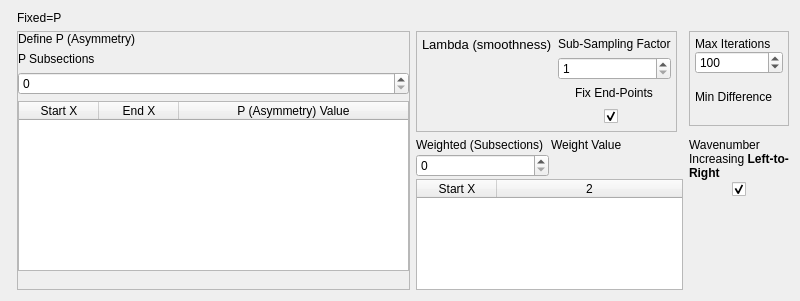
First picture: the form in crikit/ui/qt5/ui_PlotEffect_ALS2.ui, repository CCampJr/CRIkit2, before the edit.
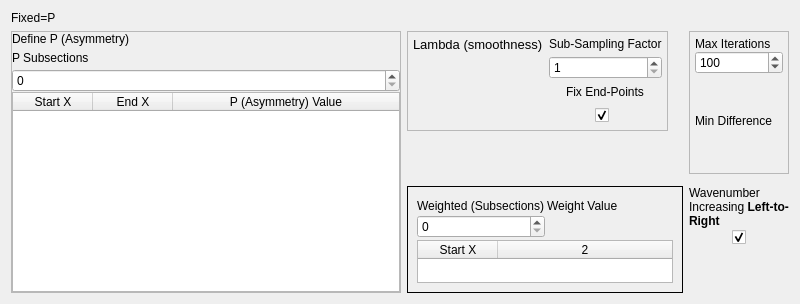
Second picture: the form after the edit.

Commit message: New PEC w ALS widtget layout

What changed in the file:
```diff
--- a/crikit/ui/qt5/ui_PlotEffect_ALS2.ui
+++ b/crikit/ui/qt5/ui_PlotEffect_ALS2.ui
@@ -7,9 +7,21 @@
     <x>0</x>
     <y>0</y>
     <width>800</width>
-    <height>301</height>
+    <height>304</height>
    </rect>
   </property>
+  <property name="sizePolicy">
+   <sizepolicy hsizetype="Preferred" vsizetype="Expanding">
+    <horstretch>0</horstretch>
+    <verstretch>0</verstretch>
+   </sizepolicy>
+  </property>
+  <property name="maximumSize">
+   <size>
+    <width>16777215</width>
+    <height>304</height>
+   </size>
+  </property>
   <property name="windowTitle">
    <string>Form</string>
   </property>
@@ -17,20 +29,29 @@
    <string notr="true">font: 10pt &quot;Arial&quot;;</string>
   </property>
   <layout class="QGridLayout" name="gridLayout">
-   <item row="0" column="1">
+   <item row="0" column="0">
     <widget class="QLabel" name="label_5">
      <property name="text">
       <string>Fixed=P</string>
      </property>
     </widget>
    </item>
-   <item row="3" column="4">
+   <item row="3" column="3">
     <layout class="QVBoxLayout" name="verticalLayout_10">
      <property name="spacing">
       <number>2</number>
      </property>
+     <property name="sizeConstraint">
+      <enum>QLayout::SetFixedSize</enum>
+     </property>
      <item>
       <widget class="QLabel" name="label_13">
+       <property name="sizePolicy">
+        <sizepolicy hsizetype="Preferred" vsizetype="Fixed">
+         <horstretch>0</horstretch>
+         <verstretch>0</verstretch>
+        </sizepolicy>
+       </property>
        <property name="text">
         <string>&lt;html&gt;&lt;head/&gt;&lt;body&gt;&lt;p&gt;Wavenumber Increasing &lt;span style=&quot; font-weight:700;&quot;&gt;Left-to-Right&lt;/span&gt;&lt;/p&gt;&lt;/body&gt;&lt;/html&gt;</string>
        </property>
@@ -60,6 +81,9 @@
        <property name="orientation">
         <enum>Qt::Vertical</enum>
        </property>
+       <property name="sizeType">
+        <enum>QSizePolicy::Fixed</enum>
+       </property>
        <property name="sizeHint" stdset="0">
         <size>
          <width>20</width>
@@ -70,10 +94,10 @@
      </item>
     </layout>
    </item>
-   <item row="1" column="2" rowspan="2">
-    <widget class="QFrame" name="frame_3">
+   <item row="1" column="3">
+    <widget class="QFrame" name="frame_4">
      <property name="sizePolicy">
-      <sizepolicy hsizetype="Preferred" vsizetype="Maximum">
+      <sizepolicy hsizetype="Preferred" vsizetype="Fixed">
        <horstretch>0</horstretch>
        <verstretch>0</verstretch>
       </sizepolicy>
@@ -84,7 +108,7 @@
      <property name="frameShadow">
       <enum>QFrame::Plain</enum>
      </property>
-     <layout class="QGridLayout" name="gridLayout_2">
+     <layout class="QVBoxLayout" name="verticalLayout_8">
       <property name="leftMargin">
        <number>5</number>
       </property>
@@ -97,27 +121,36 @@
       <property name="bottomMargin">
        <number>5</number>
       </property>
-      <item row="0" column="1">
-       <layout class="QVBoxLayout" name="verticalLayout_3">
-        <item alignment="Qt::AlignLeft|Qt::AlignTop">
-         <widget class="QLabel" name="label_3">
+      <item>
+       <layout class="QVBoxLayout" name="verticalLayout_9">
+        <property name="spacing">
+         <number>0</number>
+        </property>
+        <property name="topMargin">
+         <number>0</number>
+        </property>
+        <item>
+         <widget class="QLabel" name="label_9">
           <property name="text">
-           <string>Sub-Sampling Factor</string>
+           <string>Max Iterations</string>
           </property>
          </widget>
         </item>
-        <item alignment="Qt::AlignTop">
-         <widget class="QSpinBox" name="spinBoxRedux">
+        <item>
+         <widget class="QSpinBox" name="spinBoxMaxIter">
           <property name="minimum">
            <number>1</number>
           </property>
           <property name="maximum">
-           <number>10000</number>
+           <number>1000000</number>
           </property>
+          <property name="value">
+           <number>100</number>
+          </property>
          </widget>
         </item>
         <item>
-         <spacer name="verticalSpacer_7">
+         <spacer name="verticalSpacer_3">
           <property name="orientation">
            <enum>Qt::Vertical</enum>
           </property>
@@ -129,27 +162,17 @@
           </property>
          </spacer>
         </item>
-       </layout>
-      </item>
-      <item row="0" column="0">
-       <layout class="QVBoxLayout" name="verticalLayout_2">
-        <item alignment="Qt::AlignLeft">
-         <widget class="QLabel" name="label_2">
-          <property name="font">
-           <font>
-            <family>Arial</family>
-            <pointsize>10</pointsize>
-            <italic>false</italic>
-            <bold>false</bold>
-           </font>
-          </property>
+        <item>
+         <widget class="QLabel" name="label_10">
           <property name="text">
-           <string>Lambda (smoothness)</string>
+           <string>Min Difference</string>
           </property>
          </widget>
         </item>
+       </layout>
+      </item>
         <item>
-         <spacer name="verticalSpacer_2">
+       <spacer name="verticalSpacer_4">
           <property name="orientation">
            <enum>Qt::Vertical</enum>
           </property>
@@ -162,47 +185,28 @@
          </spacer>
         </item>
        </layout>
-      </item>
-      <item row="1" column="1">
-       <layout class="QVBoxLayout" name="verticalLayout_4">
-        <item alignment="Qt::AlignHCenter|Qt::AlignVCenter">
-         <widget class="QLabel" name="label_4">
-          <property name="text">
-           <string>Fix End-Points</string>
-          </property>
-         </widget>
-        </item>
-        <item alignment="Qt::AlignHCenter|Qt::AlignTop">
-         <widget class="QCheckBox" name="checkBox">
-          <property name="minimumSize">
-           <size>
-            <width>20</width>
-            <height>20</height>
-           </size>
-          </property>
-          <property name="text">
-           <string/>
-          </property>
-          <property name="checked">
-           <bool>true</bool>
-          </property>
-         </widget>
-        </item>
-       </layout>
-      </item>
-     </layout>
-    </widget>
-   </item>
-   <item row="3" column="2" colspan="2">
+    </widget>
+   </item>
+   <item row="3" column="1" colspan="2" alignment="Qt::AlignTop">
+    <widget class="QFrame" name="">
+     <property name="frameShape">
+      <enum>QFrame::Box</enum>
+     </property>
     <layout class="QVBoxLayout" name="verticalLayout_5">
      <property name="spacing">
       <number>2</number>
      </property>
      <property name="sizeConstraint">
-      <enum>QLayout::SetNoConstraint</enum>
+       <enum>QLayout::SetDefaultConstraint</enum>
+      </property>
+      <property name="topMargin">
+       <number>12</number>
      </property>
      <item>
       <layout class="QHBoxLayout" name="horizontalLayout">
+        <property name="sizeConstraint">
+         <enum>QLayout::SetDefaultConstraint</enum>
+        </property>
        <property name="topMargin">
         <number>0</number>
        </property>
@@ -228,43 +232,17 @@
            </property>
           </widget>
          </item>
-         <item>
-          <spacer name="verticalSpacer_6">
-           <property name="orientation">
-            <enum>Qt::Vertical</enum>
-           </property>
-           <property name="sizeHint" stdset="0">
-            <size>
-             <width>20</width>
-             <height>40</height>
-            </size>
-           </property>
-          </spacer>
-         </item>
         </layout>
        </item>
        <item>
         <layout class="QVBoxLayout" name="verticalLayout_7">
-         <item>
+          <item alignment="Qt::AlignTop">
           <widget class="QLabel" name="label_8">
            <property name="text">
             <string>Weight Value</string>
            </property>
           </widget>
          </item>
-         <item>
-          <spacer name="verticalSpacer_5">
-           <property name="orientation">
-            <enum>Qt::Vertical</enum>
-           </property>
-           <property name="sizeHint" stdset="0">
-            <size>
-             <width>20</width>
-             <height>40</height>
-            </size>
-           </property>
-          </spacer>
-         </item>
         </layout>
        </item>
       </layout>
@@ -280,7 +258,13 @@
        <property name="minimumSize">
         <size>
          <width>0</width>
-         <height>70</height>
+          <height>12</height>
+         </size>
+        </property>
+        <property name="maximumSize">
+         <size>
+          <width>16777215</width>
+          <height>300</height>
         </size>
        </property>
        <property name="baseSize">
@@ -303,48 +287,10 @@
        <column/>
       </widget>
      </item>
-     <item>
-      <spacer name="verticalSpacer_11">
-       <property name="orientation">
-        <enum>Qt::Vertical</enum>
-       </property>
-       <property name="sizeHint" stdset="0">
-        <size>
-         <width>20</width>
-         <height>40</height>
-        </size>
-       </property>
-      </spacer>
-     </item>
-     <item>
-      <spacer name="verticalSpacer">
-       <property name="orientation">
-        <enum>Qt::Vertical</enum>
-       </property>
-       <property name="sizeHint" stdset="0">
-        <size>
-         <width>20</width>
-         <height>40</height>
-        </size>
-       </property>
-      </spacer>
-     </item>
-     <item>
-      <spacer name="verticalSpacer_10">
-       <property name="orientation">
-        <enum>Qt::Vertical</enum>
-       </property>
-       <property name="sizeHint" stdset="0">
-        <size>
-         <width>20</width>
-         <height>40</height>
-        </size>
-       </property>
-      </spacer>
-     </item>
-    </layout>
+     </layout>
+    </widget>
    </item>
-   <item row="1" column="1" rowspan="3">
+   <item row="1" column="0" rowspan="3">
     <widget class="QFrame" name="frame">
      <property name="sizePolicy">
       <sizepolicy hsizetype="Expanding" vsizetype="Expanding">
@@ -373,24 +319,39 @@
       </property>
       <item>
        <layout class="QVBoxLayout" name="verticalLayout">
+        <property name="spacing">
+         <number>0</number>
+        </property>
         <property name="sizeConstraint">
-         <enum>QLayout::SetMaximumSize</enum>
+         <enum>QLayout::SetFixedSize</enum>
         </property>
-        <item alignment="Qt::AlignLeft">
+        <item alignment="Qt::AlignLeft|Qt::AlignTop">
          <widget class="QLabel" name="label">
+          <property name="sizePolicy">
+           <sizepolicy hsizetype="Preferred" vsizetype="Fixed">
+            <horstretch>0</horstretch>
+            <verstretch>0</verstretch>
+           </sizepolicy>
+          </property>
           <property name="text">
            <string>Define P (Asymmetry)</string>
           </property>
          </widget>
         </item>
-        <item>
+        <item alignment="Qt::AlignTop">
          <widget class="QLabel" name="label_6">
+          <property name="sizePolicy">
+           <sizepolicy hsizetype="Preferred" vsizetype="Fixed">
+            <horstretch>0</horstretch>
+            <verstretch>0</verstretch>
+           </sizepolicy>
+          </property>
           <property name="text">
            <string>P Subsections</string>
           </property>
          </widget>
         </item>
-        <item>
+        <item alignment="Qt::AlignTop">
          <widget class="QSpinBox" name="spinBoxAsymSubSections">
           <property name="maximum">
            <number>5</number>
@@ -408,7 +369,13 @@
           <property name="minimumSize">
            <size>
             <width>0</width>
-            <height>12</height>
+            <height>4</height>
+           </size>
+          </property>
+          <property name="maximumSize">
+           <size>
+            <width>16777215</width>
+            <height>200</height>
            </size>
           </property>
           <property name="baseSize">
@@ -458,36 +425,32 @@
           </column>
          </widget>
         </item>
-        <item>
-         <spacer name="verticalSpacer_8">
-          <property name="orientation">
-           <enum>Qt::Vertical</enum>
-          </property>
-          <property name="sizeType">
-           <enum>QSizePolicy::Expanding</enum>
-          </property>
-          <property name="sizeHint" stdset="0">
+       </layout>
+      </item>
+     </layout>
+    </widget>
+   </item>
+   <item row="1" column="1" rowspan="2" alignment="Qt::AlignTop">
+    <widget class="QFrame" name="frame_3">
+     <property name="sizePolicy">
+      <sizepolicy hsizetype="Preferred" vsizetype="Fixed">
+       <horstretch>0</horstretch>
+       <verstretch>0</verstretch>
+      </sizepolicy>
+     </property>
+     <property name="maximumSize">
            <size>
-            <width>20</width>
-            <height>40</height>
-           </size>
-          </property>
-         </spacer>
-        </item>
-       </layout>
-      </item>
-     </layout>
-    </widget>
-   </item>
-   <item row="1" column="4">
-    <widget class="QFrame" name="frame_4">
+       <width>16777215</width>
+       <height>100</height>
+      </size>
+     </property>
      <property name="frameShape">
       <enum>QFrame::StyledPanel</enum>
      </property>
      <property name="frameShadow">
       <enum>QFrame::Plain</enum>
      </property>
-     <layout class="QVBoxLayout" name="verticalLayout_8">
+     <layout class="QGridLayout" name="gridLayout_2">
       <property name="leftMargin">
        <number>5</number>
       </property>
@@ -500,90 +463,55 @@
       <property name="bottomMargin">
        <number>5</number>
       </property>
-      <item>
-       <layout class="QVBoxLayout" name="verticalLayout_9">
+      <item row="0" column="1">
+       <layout class="QVBoxLayout" name="verticalLayout_3">
         <property name="spacing">
          <number>0</number>
         </property>
-        <property name="topMargin">
-         <number>0</number>
-        </property>
-        <item>
-         <widget class="QLabel" name="label_9">
+        <item alignment="Qt::AlignLeft|Qt::AlignTop">
+         <widget class="QLabel" name="label_3">
           <property name="text">
-           <string>Max Iterations</string>
+           <string>Sub-Sampling Factor</string>
           </property>
          </widget>
         </item>
-        <item>
-         <widget class="QSpinBox" name="spinBoxMaxIter">
+        <item alignment="Qt::AlignTop">
+         <widget class="QSpinBox" name="spinBoxRedux">
           <property name="minimum">
            <number>1</number>
           </property>
           <property name="maximum">
-           <number>1000000</number>
+           <number>10000</number>
           </property>
-          <property name="value">
-           <number>100</number>
-          </property>
          </widget>
         </item>
-        <item>
-         <spacer name="verticalSpacer_3">
-          <property name="orientation">
-           <enum>Qt::Vertical</enum>
-          </property>
-          <property name="sizeHint" stdset="0">
-           <size>
-            <width>20</width>
-            <height>40</height>
-           </size>
-          </property>
-         </spacer>
-        </item>
-        <item>
-         <widget class="QLabel" name="label_10">
-          <property name="text">
-           <string>Min Difference</string>
-          </property>
-         </widget>
-        </item>
        </layout>
       </item>
-      <item>
-       <spacer name="verticalSpacer_4">
-        <property name="orientation">
-         <enum>Qt::Vertical</enum>
-        </property>
-        <property name="sizeHint" stdset="0">
-         <size>
-          <width>20</width>
-          <height>40</height>
-         </size>
-        </property>
-       </spacer>
-      </item>
-     </layout>
-    </widget>
-   </item>
-   <item row="1" column="0">
-    <widget class="QFrame" name="frame_2">
+      <item row="0" column="0">
+       <layout class="QVBoxLayout" name="verticalLayout_2">
+        <item alignment="Qt::AlignLeft">
+         <widget class="QLabel" name="label_2">
      <property name="sizePolicy">
-      <sizepolicy hsizetype="Preferred" vsizetype="Expanding">
+           <sizepolicy hsizetype="Preferred" vsizetype="Fixed">
        <horstretch>0</horstretch>
        <verstretch>0</verstretch>
       </sizepolicy>
      </property>
-     <property name="frameShape">
-      <enum>QFrame::StyledPanel</enum>
-     </property>
-     <property name="frameShadow">
-      <enum>QFrame::Raised</enum>
+          <property name="font">
+           <font>
+            <family>Arial</family>
+            <pointsize>10</pointsize>
+            <italic>false</italic>
+            <bold>false</bold>
+           </font>
+          </property>
+          <property name="text">
+           <string>Lambda (smoothness)</string>
      </property>
     </widget>
    </item>
-   <item row="4" column="1">
-    <spacer name="verticalSpacer_12">
+        <item>
+         <spacer name="verticalSpacer_2">
      <property name="orientation">
       <enum>Qt::Vertical</enum>
      </property>
@@ -594,6 +522,38 @@
       </size>
      </property>
     </spacer>
+        </item>
+       </layout>
+      </item>
+      <item row="1" column="1">
+       <layout class="QVBoxLayout" name="verticalLayout_4">
+        <item alignment="Qt::AlignHCenter|Qt::AlignVCenter">
+         <widget class="QLabel" name="label_4">
+          <property name="text">
+           <string>Fix End-Points</string>
+          </property>
+         </widget>
+        </item>
+        <item alignment="Qt::AlignHCenter|Qt::AlignTop">
+         <widget class="QCheckBox" name="checkBox">
+          <property name="minimumSize">
+           <size>
+            <width>20</width>
+            <height>20</height>
+           </size>
+          </property>
+          <property name="text">
+           <string/>
+          </property>
+          <property name="checked">
+           <bool>true</bool>
+          </property>
+         </widget>
+        </item>
+       </layout>
+      </item>
+     </layout>
+    </widget>
    </item>
   </layout>
  </widget>
```
Lines whose indentation alone changed are shown as unchanged. The commit also changes 5 other files.
